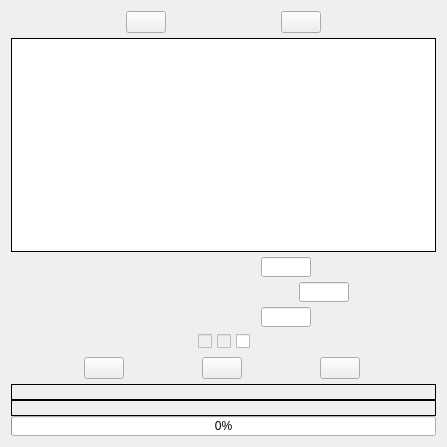
RaphCucul/Image-registration-GUI, file dialogs/multiplevideoet.ui: the form before one commit.
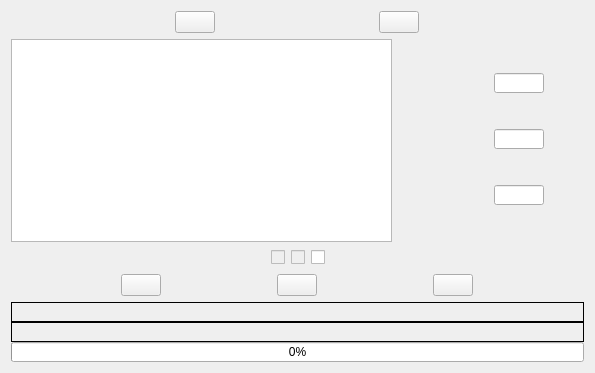
The form after the commit.

The edit to the form file:
```diff
--- a/dialogs/multiplevideoet.ui
+++ b/dialogs/multiplevideoet.ui
@@ -9,8 +9,8 @@
    <rect>
     <x>0</x>
     <y>0</y>
-    <width>447</width>
-    <height>447</height>
+    <width>595</width>
+    <height>373</height>
    </rect>
   </property>
   <property name="sizePolicy">
@@ -25,12 +25,7 @@
   <property name="autoFillBackground">
    <bool>true</bool>
   </property>
-  <layout class="QVBoxLayout" name="verticalLayout_3" stretch="15,1,1,1,1,1,1">
-   <property name="spacing">
-    <number>5</number>
-   </property>
-   <item>
-    <layout class="QVBoxLayout" name="verticalLayout">
+  <layout class="QVBoxLayout" name="verticalLayout_3">
      <item>
       <layout class="QHBoxLayout" name="horizontalLayout_6">
        <property name="spacing">
@@ -78,52 +73,33 @@
       </layout>
      </item>
      <item>
-      <widget class="QListWidget" name="selectedVideos">
-       <property name="sizePolicy">
-        <sizepolicy hsizetype="Expanding" vsizetype="Expanding">
-         <horstretch>0</horstretch>
-         <verstretch>0</verstretch>
-        </sizepolicy>
-       </property>
-       <property name="frameShape">
-        <enum>QFrame::Panel</enum>
+    <layout class="QHBoxLayout" name="horizontalLayout_2" stretch="2,1">
+     <property name="spacing">
+      <number>2</number>
+     </property>
+     <item>
+      <widget class="QTableWidget" name="selectedVideos">
+       <property name="acceptDrops">
+        <bool>true</bool>
        </property>
-       <property name="frameShadow">
-        <enum>QFrame::Plain</enum>
+       <property name="verticalScrollBarPolicy">
+        <enum>Qt::ScrollBarAlwaysOff</enum>
        </property>
        <property name="sizeAdjustPolicy">
-        <enum>QAbstractScrollArea::AdjustToContents</enum>
+        <enum>QAbstractScrollArea::AdjustToContentsOnFirstShow</enum>
        </property>
-       <property name="dragDropMode">
-        <enum>QAbstractItemView::DragDrop</enum>
-       </property>
-       <property name="selectionMode">
-        <enum>QAbstractItemView::MultiSelection</enum>
-       </property>
-       <property name="selectionBehavior">
-        <enum>QAbstractItemView::SelectRows</enum>
-       </property>
-       <property name="movement">
-        <enum>QListView::Free</enum>
-       </property>
-       <property name="flow">
-        <enum>QListView::TopToBottom</enum>
-       </property>
-       <property name="isWrapping" stdset="0">
+       <attribute name="horizontalHeaderCascadingSectionResizes">
         <bool>true</bool>
-       </property>
-       <property name="viewMode">
-        <enum>QListView::ListMode</enum>
-       </property>
-       <property name="sortingEnabled">
+       </attribute>
+       <attribute name="horizontalHeaderStretchLastSection">
         <bool>true</bool>
-       </property>
+       </attribute>
       </widget>
      </item>
-    </layout>
-   </item>
    <item>
-    <layout class="QHBoxLayout" name="horizontalLayout_2" stretch="1,1,10,1">
+      <layout class="QVBoxLayout" name="verticalLayout">
+       <item>
+        <layout class="QHBoxLayout" name="arealayout" stretch="0,1,10,0">
      <property name="spacing">
       <number>0</number>
      </property>
@@ -154,7 +130,7 @@
        <property name="maximumSize">
         <size>
          <width>200</width>
-         <height>20</height>
+             <height>30</height>
         </size>
        </property>
        <property name="scaledContents">
@@ -197,7 +173,7 @@
     </layout>
    </item>
    <item>
-    <layout class="QHBoxLayout" name="horizontalLayout_3" stretch="0,1,10,0">
+        <layout class="QHBoxLayout" name="anglelayout" stretch="0,1,10,0">
      <property name="spacing">
       <number>0</number>
      </property>
@@ -228,7 +204,7 @@
        <property name="maximumSize">
         <size>
          <width>200</width>
-         <height>20</height>
+             <height>30</height>
         </size>
        </property>
        <property name="wordWrap">
@@ -268,7 +244,7 @@
     </layout>
    </item>
    <item>
-    <layout class="QHBoxLayout" name="horizontalLayout_4" stretch="1,1,10,1">
+        <layout class="QHBoxLayout" name="iterationlayout_2" stretch="0,1,10,0">
      <property name="spacing">
       <number>0</number>
      </property>
@@ -299,7 +275,7 @@
        <property name="maximumSize">
         <size>
          <width>200</width>
-         <height>20</height>
+             <height>30</height>
         </size>
        </property>
        <property name="wordWrap">
@@ -335,6 +311,10 @@
         </size>
        </property>
       </spacer>
+         </item>
+        </layout>
+       </item>
+      </layout>
      </item>
     </layout>
    </item>
```
Lines whose indentation alone changed are shown as unchanged.
